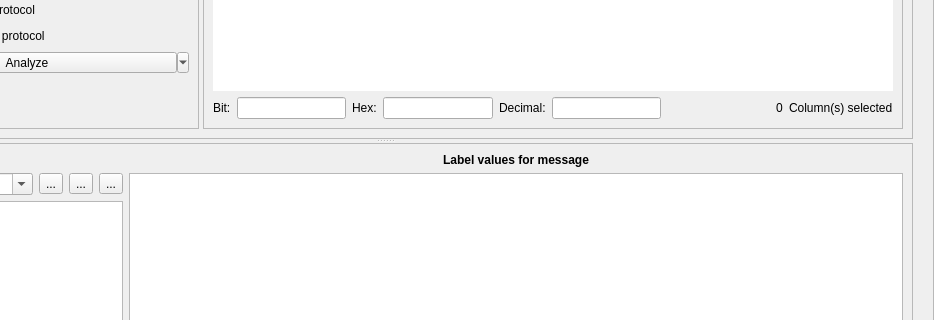
Qt form ui/analysis_frame.ui (jopohl/urh) before a commit; both pictures show x 164 to 1098 and y 422 to 742 of the 1098 by 839 pixel window.
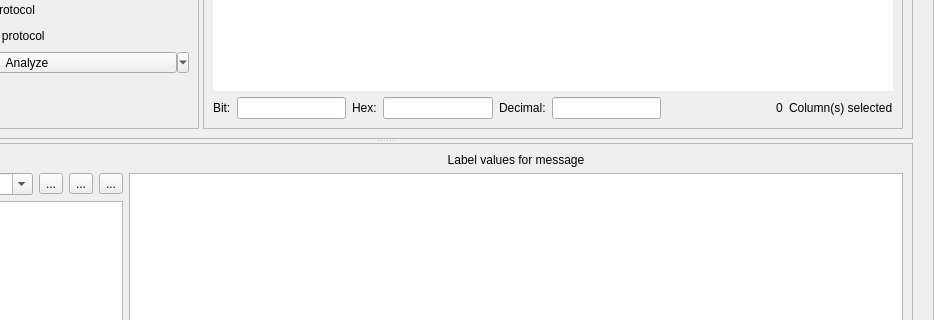
The same form after that commit. Icons and pictures are not drawn. Custom widgets are drawn as their Qt base class.

Commit message: remove superfluous font definitions

```diff
--- a/ui/analysis_frame.ui
+++ b/ui/analysis_frame.ui
@@ -51,8 +51,8 @@
        <rect>
         <x>0</x>
         <y>0</y>
-        <width>1080</width>
-        <height>821</height>
+        <width>1078</width>
+        <height>819</height>
        </rect>
       </property>
       <layout class="QVBoxLayout" name="verticalLayout_7">
@@ -852,12 +852,6 @@
                <verstretch>0</verstretch>
               </sizepolicy>
              </property>
-             <property name="font">
-              <font>
-               <weight>75</weight>
-               <bold>true</bold>
-              </font>
-             </property>
              <property name="text">
               <string>Label values for message</string>
              </property>
```
The commit also changes 7 other files.
